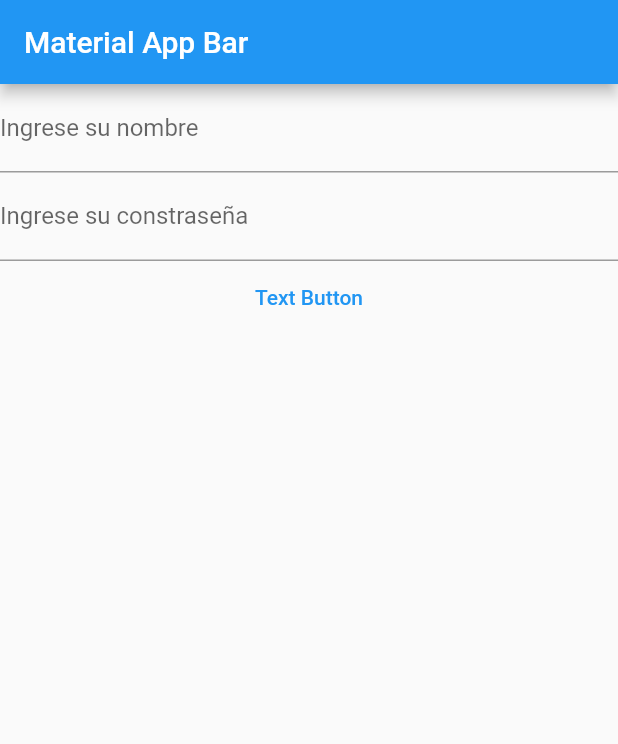
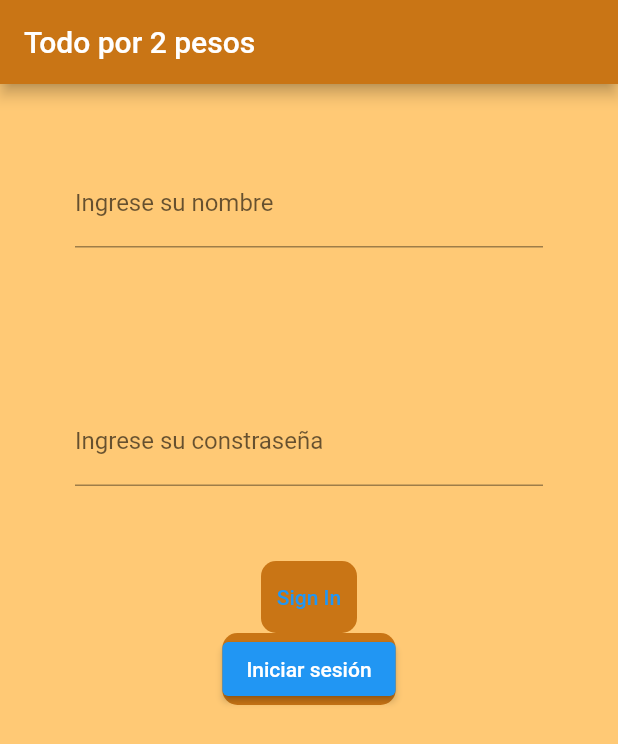
Before and after one commit to Anonyzard/pp2-practico1, a Flutter app: the screen it shows after launch, on a phone screen of 412 x 824 dp. Shown: the top 744 px of the screen. Run offline on Flutter 3.47's test engine with Material 2 defaults, Android fonts, the phone set to English and light mode, and no system bars.

Commit message:
Agregados botones y colores a login

```diff
--- a/lib/login.dart
+++ b/lib/login.dart
@@ -1,34 +1,93 @@
 import 'package:flutter/material.dart';
 import 'package:flutter/rendering.dart';
+import 'package:proyecto1practica2/signin.dart';
 
 void main() => runApp(Login());
+
+// class MyCustomForm extends StatefulWidget {
+//   const MyCustomForm({super.key}); // #ffaa33 #c97515
+
+//   @override
+//   MyCustomFormState createState() {
+//     return MyCustomFormState();
+//   }
+// }
 
 class Login extends StatelessWidget {
   @override
   Widget build(BuildContext context) {
+    final _nombre = GlobalKey<FormState>();
     return MaterialApp(
       debugShowCheckedModeBanner: false,
       title: 'Material App',
       home: Scaffold(
         appBar: AppBar(
-          title: Text('Material App Bar'),
+          title: Text('Todo por 2 pesos'),
+          backgroundColor: Color.fromARGB(255, 201, 117, 21),
         ),
+        backgroundColor: Color.fromRGBO(255, 201, 117, 21),
         body: Column(children: <Widget>[
           Container(
+              margin: EdgeInsets.symmetric(horizontal: 50.0, vertical: 50.0),
+              decoration: BoxDecoration(
+                borderRadius: BorderRadius.circular(10.0),
+                color: Color.fromRGBO(255, 201, 117, 21),
+              ),
               child: TextFormField(
+                key: _nombre,
                 decoration: InputDecoration(labelText: 'Ingrese su nombre'),
                 obscureText: false,
+                // The validator receives the text that the user has entered.
+                validator: (value) {
+                  if (value == null || value.isEmpty) {
+                    return 'Por favor ingrese su nombre';
+                  }
+                  return null;
+                },
               )),
           Container(
+              margin: EdgeInsets.symmetric(horizontal: 50.0, vertical: 50.0),
+              decoration: BoxDecoration(
+                borderRadius: BorderRadius.circular(10.0),
+                color: Color.fromRGBO(255, 201, 117, 21),
+              ),
               child: TextFormField(
-            decoration: InputDecoration(labelText: 'Ingrese su constraseña'),
+                decoration:
+                    InputDecoration(labelText: 'Ingrese su constraseña'),
                 obscureText: true,
               )),
           Container(
+              decoration: BoxDecoration(
+                borderRadius: BorderRadius.circular(10.0),
+                color: Color.fromARGB(255, 201, 117, 21),
+              ),
               child: TextButton(
-            onPressed: () {},
-            child: Text('Text Button'),
+                onPressed: () {
+                  Signin();
+                },
+                child: Text('Sign In'),
               )),
+          Container(
+            decoration: BoxDecoration(
+              borderRadius: BorderRadius.circular(10.0),
+              color: Color.fromARGB(255, 201, 117, 21),
+            ),
+            child: ElevatedButton(
+              // style: ButtonStyle(
+              //     backgroundColor: Color.fromARGB(255, 201, 117, 21)), //,
+              onPressed: () {
+                // Validate returns true if the form is valid, or false otherwise.
+                if (_nombre.currentState!.validate()) {
+                  // If the form is valid, display a snackbar. In the real world,
+                  // you'd often call a server or save the information in a database.
+                  ScaffoldMessenger.of(context).showSnackBar(
+                    const SnackBar(content: Text('Processing Data')),
+                  );
+                }
+              },
+              child: const Text('Iniciar sesión'),
+            ),
+          ),
         ]),
       ),
     );
--- a/lib/singin.dart
+++ b/lib/signin.dart
@@ -1,8 +1,8 @@
 import 'package:flutter/material.dart';
 
-void main() => runApp(Login());
+void main() => runApp(Signin());
 
-class Login extends StatelessWidget {
+class Signin extends StatelessWidget {
   @override
   Widget build(BuildContext context) {
     return MaterialApp(
```
Lines whose indentation alone changed are shown as unchanged.
